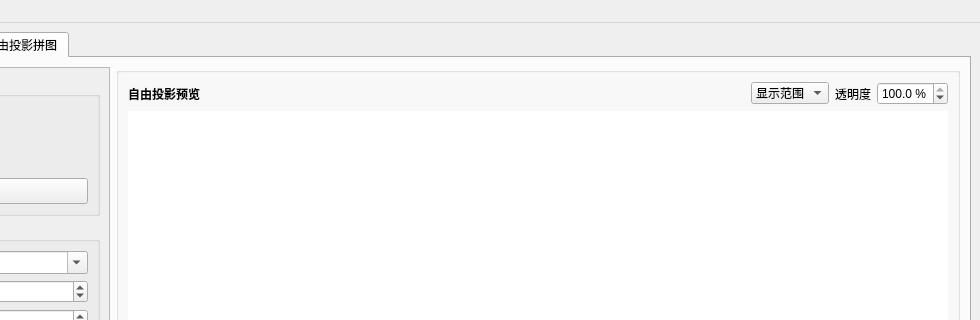
The window that meteoalign/ui/main_window.ui (HG731GZ/HGMeteoTool) describes before a commit, drawn with Qt 5; both pictures show x 300 to 1280 and y 0 to 320 of the 1280 by 820 pixel window.
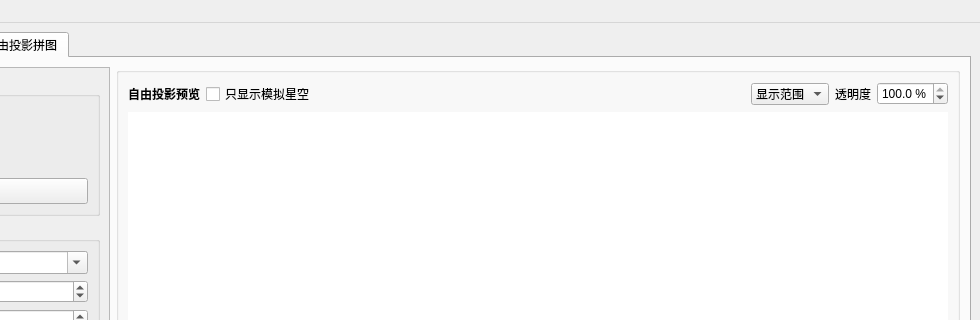
The same window after the commit. The open tabs and pages were chosen to show the change.

Patch:
```diff
--- a/meteoalign/ui/main_window.ui
+++ b/meteoalign/ui/main_window.ui
@@ -2233,16 +2233,39 @@
                 </font>
                </property>
                <property name="sizePolicy">
-                <sizepolicy hsizetype="Expanding" vsizetype="Preferred">
-                 <horstretch>1</horstretch>
+                <sizepolicy hsizetype="Preferred" vsizetype="Preferred">
+                 <horstretch>0</horstretch>
                  <verstretch>0</verstretch>
                 </sizepolicy>
                </property>
                <property name="text">
                 <string>自由投影预览</string>
                </property>
+             </widget>
+            </item>
+             <item>
+              <widget class="QCheckBox" name="checkBoxMosaicSkyOnly">
+               <property name="text">
+                <string>只显示模拟星空</string>
+               </property>
+               <property name="checked">
+                <bool>false</bool>
+               </property>
               </widget>
              </item>
+             <item>
+              <spacer name="horizontalSpacerMosaicPreviewHeader">
+               <property name="orientation">
+                <enum>Qt::Horizontal</enum>
+               </property>
+               <property name="sizeHint" stdset="0">
+                <size>
+                 <width>40</width>
+                 <height>20</height>
+                </size>
+               </property>
+              </spacer>
+             </item>
              <item>
               <widget class="QComboBox" name="comboBoxMosaicOverlayMode">
                <item>
```
Left out of the diff: 7 changed lines with no effect on the pictures.
